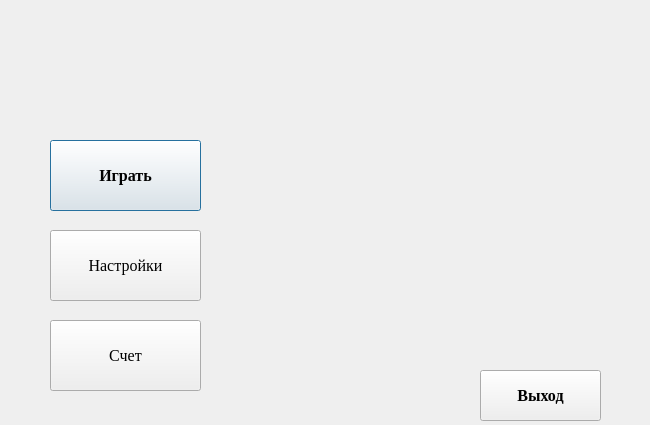
This is src/graphic/maindialogwindow.ui in vvladislav/hse-miem-info-coursework as Qt 5 draws it before an edit. The edited form follows.
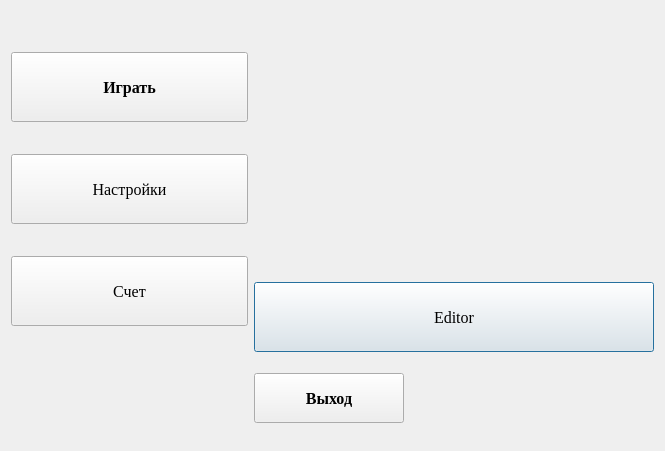
This is the edited form.

```diff
--- a/src/graphic/maindialogwindow.ui
+++ b/src/graphic/maindialogwindow.ui
@@ -2,38 +2,74 @@
 <ui version="4.0">
  <class>mainDialogWindow</class>
  <widget class="QDialog" name="mainDialogWindow">
+  <property name="enabled">
+   <bool>true</bool>
+  </property>
   <property name="geometry">
    <rect>
     <x>0</x>
     <y>0</y>
-    <width>650</width>
-    <height>425</height>
+    <width>665</width>
+    <height>451</height>
    </rect>
   </property>
+  <property name="sizePolicy">
+   <sizepolicy hsizetype="Preferred" vsizetype="Expanding">
+    <horstretch>0</horstretch>
+    <verstretch>0</verstretch>
+   </sizepolicy>
+  </property>
   <property name="windowTitle">
    <string>Dialog</string>
   </property>
+  <layout class="QGridLayout" name="gridLayout_3">
+   <item row="0" column="1">
+    <layout class="QGridLayout" name="gridLayout_2">
+     <item row="0" column="0">
   <widget class="QLabel" name="label">
-   <property name="geometry">
-    <rect>
-     <x>210</x>
-     <y>15</y>
-     <width>401</width>
-     <height>341</height>
-    </rect>
+       <property name="minimumSize">
+        <size>
+         <width>400</width>
+         <height>250</height>
+        </size>
    </property>
    <property name="text">
     <string/>
    </property>
   </widget>
+     </item>
+     <item row="1" column="0">
+      <widget class="QPushButton" name="pushButton">
+       <property name="minimumSize">
+        <size>
+         <width>0</width>
+         <height>70</height>
+        </size>
+       </property>
+       <property name="font">
+        <font>
+         <family>Times New Roman</family>
+         <pointsize>12</pointsize>
+         <weight>50</weight>
+         <bold>false</bold>
+        </font>
+       </property>
+       <property name="text">
+        <string>Editor</string>
+       </property>
+      </widget>
+     </item>
+    </layout>
+   </item>
+   <item row="0" column="0">
+    <layout class="QGridLayout" name="gridLayout">
+     <item row="0" column="0">
   <widget class="QPushButton" name="startGameButton">
-   <property name="geometry">
-    <rect>
-     <x>50</x>
-     <y>140</y>
-     <width>151</width>
-     <height>71</height>
-    </rect>
+       <property name="minimumSize">
+        <size>
+         <width>0</width>
+         <height>70</height>
+        </size>
    </property>
    <property name="font">
     <font>
@@ -47,21 +83,61 @@
     <string>Играть</string>
    </property>
   </widget>
+     </item>
+     <item row="1" column="0">
+      <widget class="QPushButton" name="loadSaveGame">
+       <property name="minimumSize">
+        <size>
+         <width>0</width>
+         <height>70</height>
+        </size>
+       </property>
+       <property name="font">
+        <font>
+         <family>Times New Roman</family>
+         <pointsize>12</pointsize>
+        </font>
+       </property>
+       <property name="text">
+        <string>Настройки</string>
+       </property>
+      </widget>
+     </item>
+     <item row="2" column="0">
+      <widget class="QPushButton" name="checkScores">
+       <property name="minimumSize">
+        <size>
+         <width>0</width>
+         <height>70</height>
+        </size>
+       </property>
+       <property name="font">
+        <font>
+         <family>Times New Roman</family>
+         <pointsize>12</pointsize>
+        </font>
+       </property>
+       <property name="text">
+        <string>Счет</string>
+       </property>
+      </widget>
+     </item>
+    </layout>
+   </item>
+   <item row="1" column="1">
   <widget class="QPushButton" name="quitButton">
-   <property name="geometry">
-    <rect>
-     <x>480</x>
-     <y>370</y>
-     <width>121</width>
-     <height>51</height>
-    </rect>
-   </property>
    <property name="sizePolicy">
     <sizepolicy hsizetype="Fixed" vsizetype="Fixed">
      <horstretch>0</horstretch>
      <verstretch>0</verstretch>
     </sizepolicy>
    </property>
+     <property name="minimumSize">
+      <size>
+       <width>150</width>
+       <height>50</height>
+      </size>
+     </property>
    <property name="font">
     <font>
      <family>Times New Roman</family>
@@ -77,44 +153,8 @@
     <string>Выход</string>
    </property>
   </widget>
-  <widget class="QPushButton" name="loadSaveGame">
-   <property name="geometry">
-    <rect>
-     <x>50</x>
-     <y>230</y>
-     <width>151</width>
-     <height>71</height>
-    </rect>
-   </property>
-   <property name="font">
-    <font>
-     <family>Times New Roman</family>
-     <pointsize>12</pointsize>
-    </font>
-   </property>
-   <property name="text">
-    <string>Настройки</string>
-   </property>
-  </widget>
-  <widget class="QPushButton" name="checkScores">
-   <property name="geometry">
-    <rect>
-     <x>50</x>
-     <y>320</y>
-     <width>151</width>
-     <height>71</height>
-    </rect>
-   </property>
-   <property name="font">
-    <font>
-     <family>Times New Roman</family>
-     <pointsize>12</pointsize>
-    </font>
-   </property>
-   <property name="text">
-    <string>Счет</string>
-   </property>
-  </widget>
+   </item>
+  </layout>
  </widget>
  <resources/>
  <connections/>
```
Lines whose indentation alone changed are shown as unchanged.
